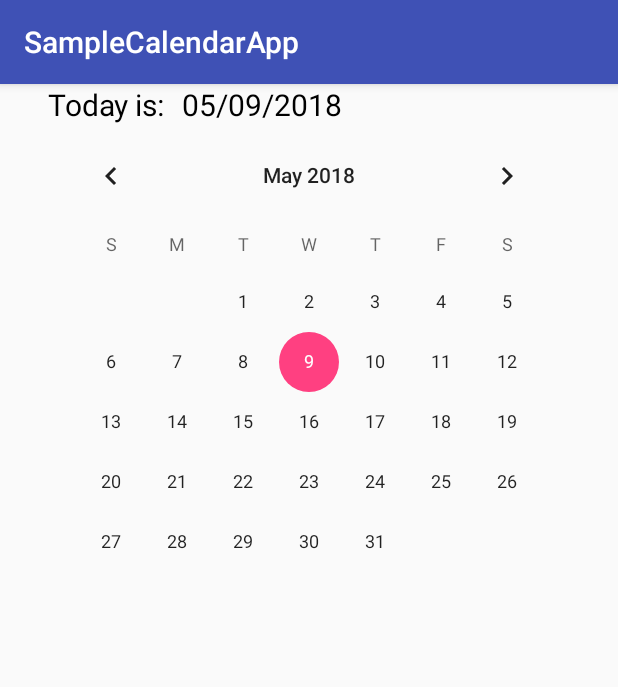
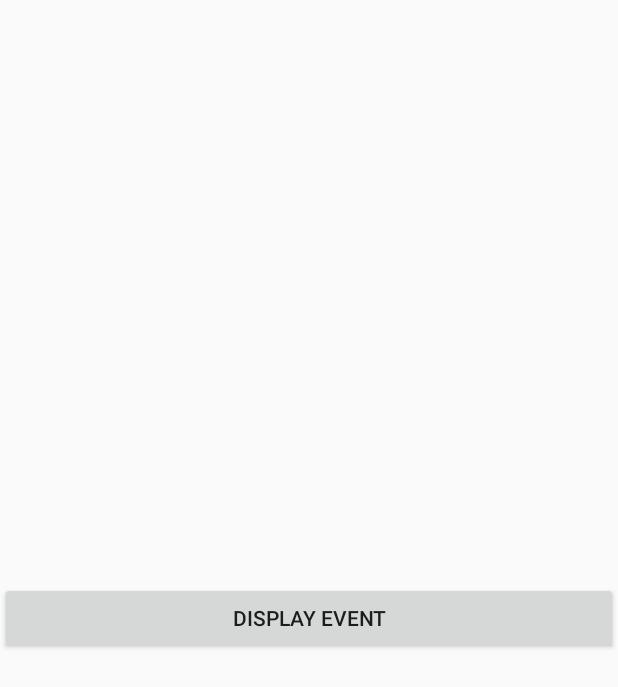
Before and after one commit to sowmith78/MOB_CS5590, an Android app: the screen it shows after launch (MainActivity), on a phone screen of 412 x 824 dp. Shown: the top 687 px of the screen. Run offline under Robolectric (Android 15) with nearby library versions, the phone set to English and light mode, and no system bars.

Commit message:
source code

```diff
--- a/CalendarApp/SampleCalendarApp/app/src/main/java/rashmi/umkc/edu/samplecalendarapp/MainActivity.java
+++ b/CalendarApp/SampleCalendarApp/app/src/main/java/rashmi/umkc/edu/samplecalendarapp/MainActivity.java
@@ -1,37 +1,49 @@
 package rashmi.umkc.edu.samplecalendarapp;
 
-import android.support.v7.app.AppCompatActivity;
+import java.util.Calendar;
+
+import android.app.Activity;
+import android.content.Intent;
+import android.net.Uri;
 import android.os.Bundle;
-import android.widget.CalendarView;
-import android.widget.TextView;
-
-import java.text.SimpleDateFormat;
-import java.util.Calendar;
-import java.util.Date;
-import java.util.GregorianCalendar;
+import android.view.Menu;
+import android.view.View;
+import android.widget.Button;
 
 import com.example.displaycalendareventintent.R;
 
-public class MainActivity extends AppCompatActivity {
+public class MainActivity extends Activity {
 
-    public TextView text;
-    public SimpleDateFormat simpleDateFormat;
     @Override
     protected void onCreate(Bundle savedInstanceState) {
         super.onCreate(savedInstanceState);
         setContentView(R.layout.activity_main);
-        CalendarView simpleCalendarView = (CalendarView) findViewById(R.id.calander);
-        simpleCalendarView.setDate(Calendar.getInstance().getTimeInMillis(),false,true);
-        text = (TextView)findViewById(R.id.date);
-        simpleDateFormat = new SimpleDateFormat("MM/dd/yyyy");
-        text.setText(simpleDateFormat.format(new Date()));
-        simpleCalendarView.setOnDateChangeListener(new CalendarView.OnDateChangeListener() {
+        Button disp = (Button) findViewById(R.id.dispbut);
+        disp.setOnClickListener(new View.OnClickListener() {
+
             @Override
-            public void onSelectedDayChange(CalendarView view, int year, int month, int dayOfMonth) {
-                Calendar c1 = GregorianCalendar.getInstance();
-                c1.set(year, month, dayOfMonth);
-                text.setText(simpleDateFormat.format(c1.getTime()));
+            public void onClick(View v) {
+                // TODO Auto-generated method stub
+                disp();
             }
         });
     }
+
+    public void disp() {
+        Calendar startTime = Calendar.getInstance();
+        startTime.set(2013, 2, 13, 11, 35);
+        Uri uri = Uri.parse("content://com.android.calendar/time/"
+                + String.valueOf(startTime.getTimeInMillis()));
+        Intent intent = new Intent(Intent.ACTION_VIEW, uri);
+        // Use the Calendar app to view the time.
+        startActivity(intent);
+    }
+
+    @Override
+    public boolean onCreateOptionsMenu(Menu menu) {
+        // Inflate the menu; this adds items to the action bar if it is present.
+        getMenuInflater().inflate(R.menu.main, menu);
+        return true;
+    }
+
 }
--- a/CalendarApp/SampleCalendarApp/app/src/main/res/layout/activity_main.xml
+++ b/CalendarApp/SampleCalendarApp/app/src/main/res/layout/activity_main.xml
@@ -5,31 +5,13 @@
     android:layout_height="match_parent"
     tools:context="rashmi.umkc.edu.samplecalendarapp.MainActivity" >
 
-    <TextView
-        android:id="@+id/title"
+    <Button
+        android:id="@+id/dispbut"
         android:layout_width="wrap_content"
         android:layout_height="wrap_content"
-        android:layout_alignStart="@+id/calander"
-        android:text="Today is:"
-        android:textColor="@android:color/background_dark"
-        android:textSize="20dp" />
-
-    <TextView
-        android:id="@+id/date"
-        android:layout_width="wrap_content"
-        android:layout_height="wrap_content"
-        android:layout_alignParentTop="true"
-        android:layout_marginStart="11dp"
-        android:layout_toEndOf="@+id/title"
-        android:text=""
-        android:textColor="@android:color/background_dark"
-        android:textSize="20dp" />
-
-    <CalendarView
-        android:id="@+id/calander"
-        android:layout_width="wrap_content"
-        android:layout_height="wrap_content"
-        android:layout_below="@+id/title"
-        android:layout_centerHorizontal="true" />
+        android:layout_alignParentLeft="true"
+        android:layout_alignParentRight="true"
+        android:layout_centerVertical="true"
+        android:text="Display Event" />
 
 </RelativeLayout>
```
Also changed, not shown: CalendarApp/SampleCalendarApp/app/gradle/wrapper/gradle-wrapper.properties (deleted), 5 other files.
